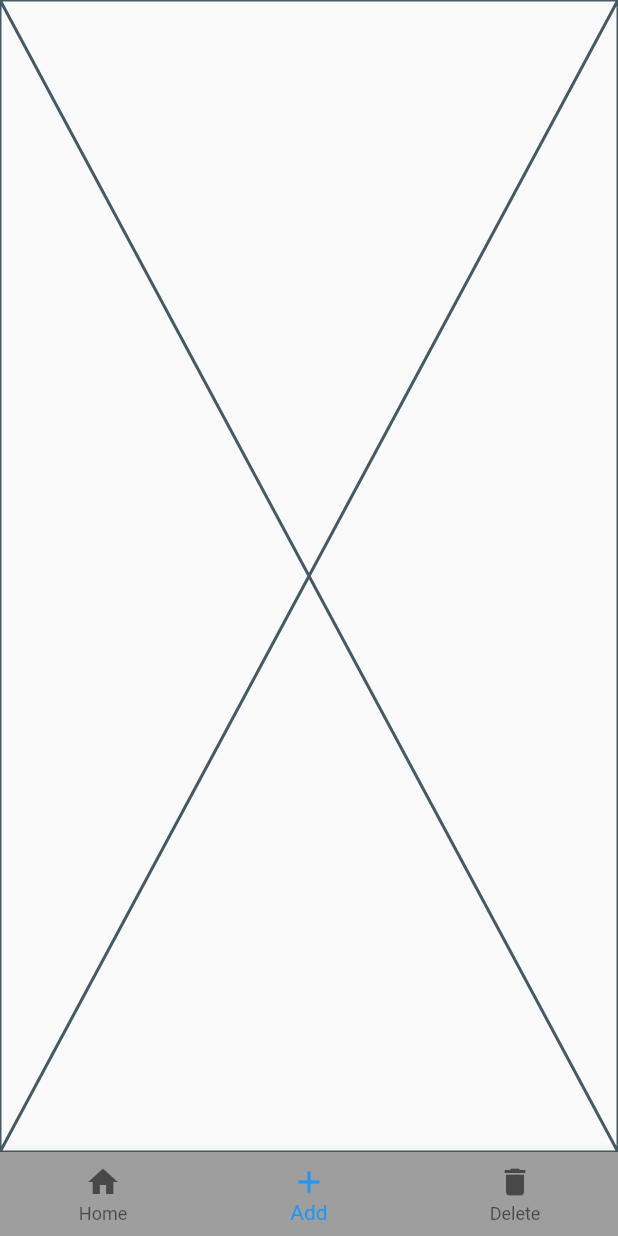
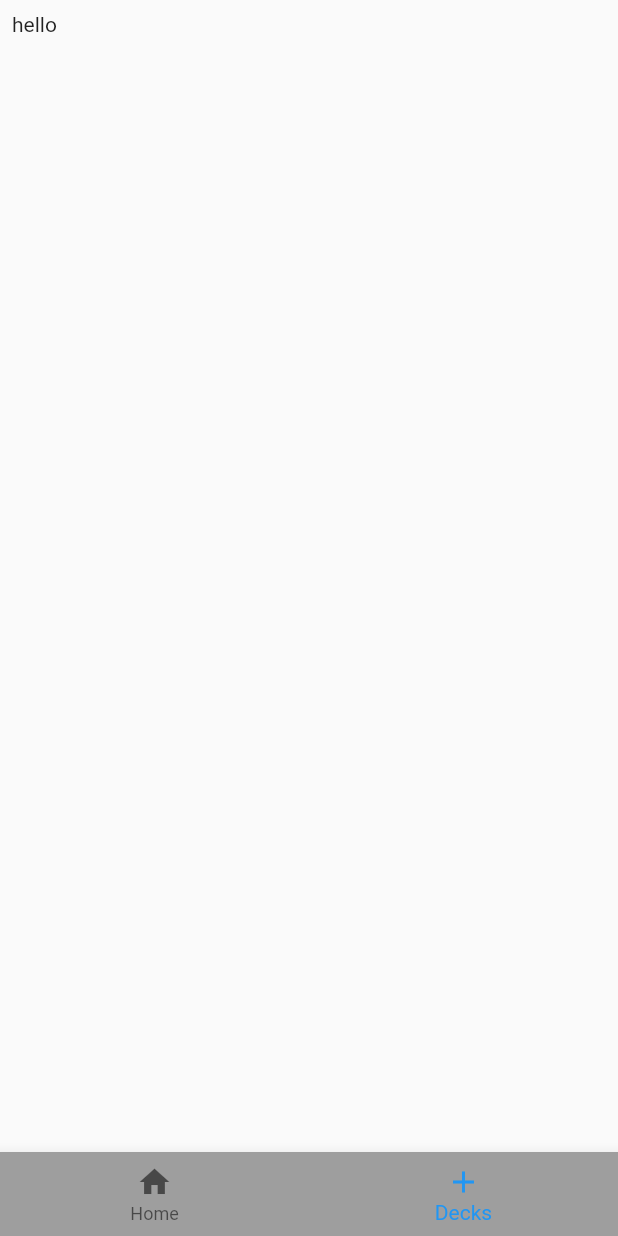
Before and after one commit to SynapseProgramming/membit, a Flutter app: the screen it shows after launch, item 2 of the bottom bar chosen, on a phone screen of 412 x 824 dp. Run offline on Flutter 3.47's test engine with Material 2 defaults, Android fonts, the phone set to English and light mode, and no system bars; our stand-ins replace isar; accounts and stored records are empty; generated files the repository leaves out were written again.

Commit message:
Added in maindeck widget ( home page for decks)

```diff
--- a/lib/main.dart
+++ b/lib/main.dart
@@ -1,4 +1,5 @@
 import 'package:flutter/material.dart';
+import 'package:membit/maindeck.dart';
 
 void main() {
   runApp(const MyApp());
@@ -45,8 +46,7 @@ class _MyHomePageState extends State<MyHomePage> {
       "hello dudes!",
       maxLines: 2,
     )),
-    Placeholder(),
-    Placeholder(),
+    Maindeck(),
   ];
 
   @override
@@ -57,8 +57,7 @@ class _MyHomePageState extends State<MyHomePage> {
         backgroundColor: Colors.grey,
         items: const <BottomNavigationBarItem>[
           BottomNavigationBarItem(icon: Icon(Icons.home), label: 'Home'),
-          BottomNavigationBarItem(icon: Icon(Icons.add), label: 'Add'),
-          BottomNavigationBarItem(icon: Icon(Icons.delete), label: 'Delete'),
+          BottomNavigationBarItem(icon: Icon(Icons.add), label: 'Decks'),
         ],
         currentIndex: selectedindex,
         onTap: _onItemTapped,
--- /dev/null
+++ b/lib/maindeck.dart
@@ -0,0 +1,16 @@
+import 'package:flutter/material.dart';
+
+class Maindeck extends StatefulWidget {
+
+
+
+  @override
+  State<Maindeck> createState() => _MaindeckState();
+}
+
+class _MaindeckState extends State<Maindeck> {
+  @override
+  Widget build(BuildContext context) {
+    return Padding(child: Text("hello"), padding: EdgeInsets.all(8.0));
+  }
+}
```
